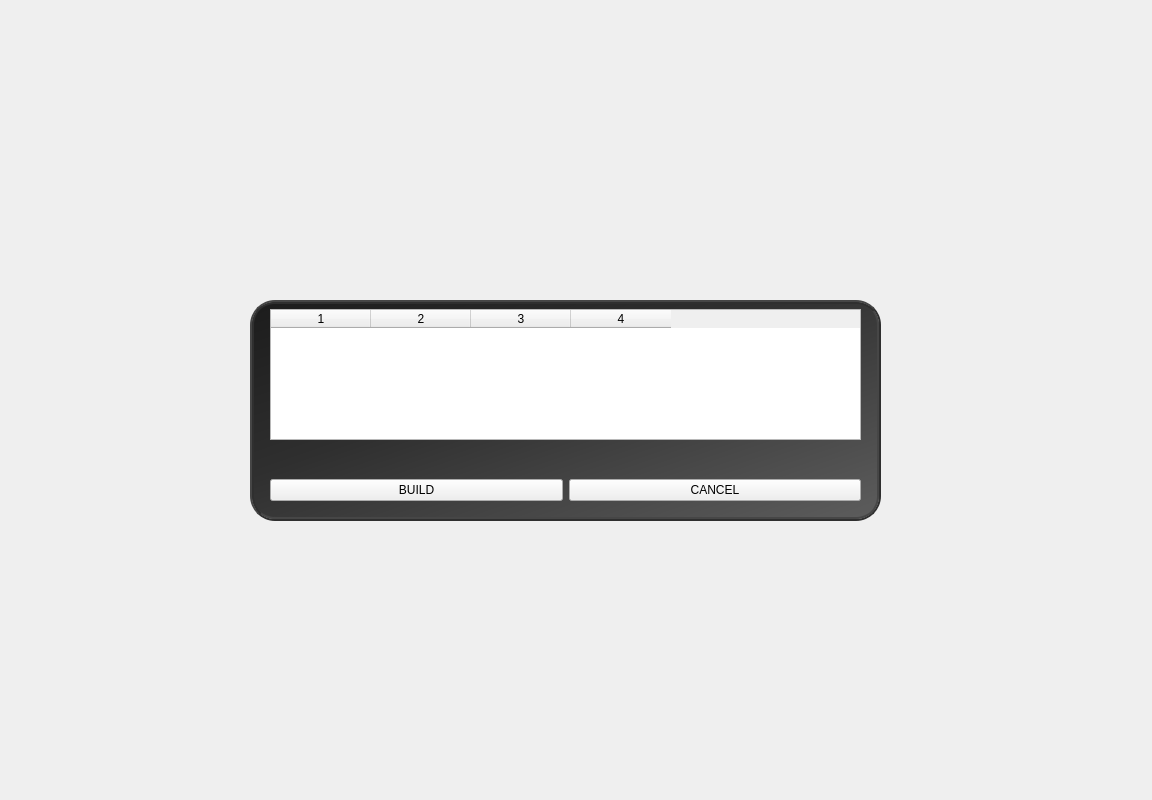
This is src/client/gui/build.ui in HqWisen/CityLord as Qt 5 draws it before an edit. The edited form follows.
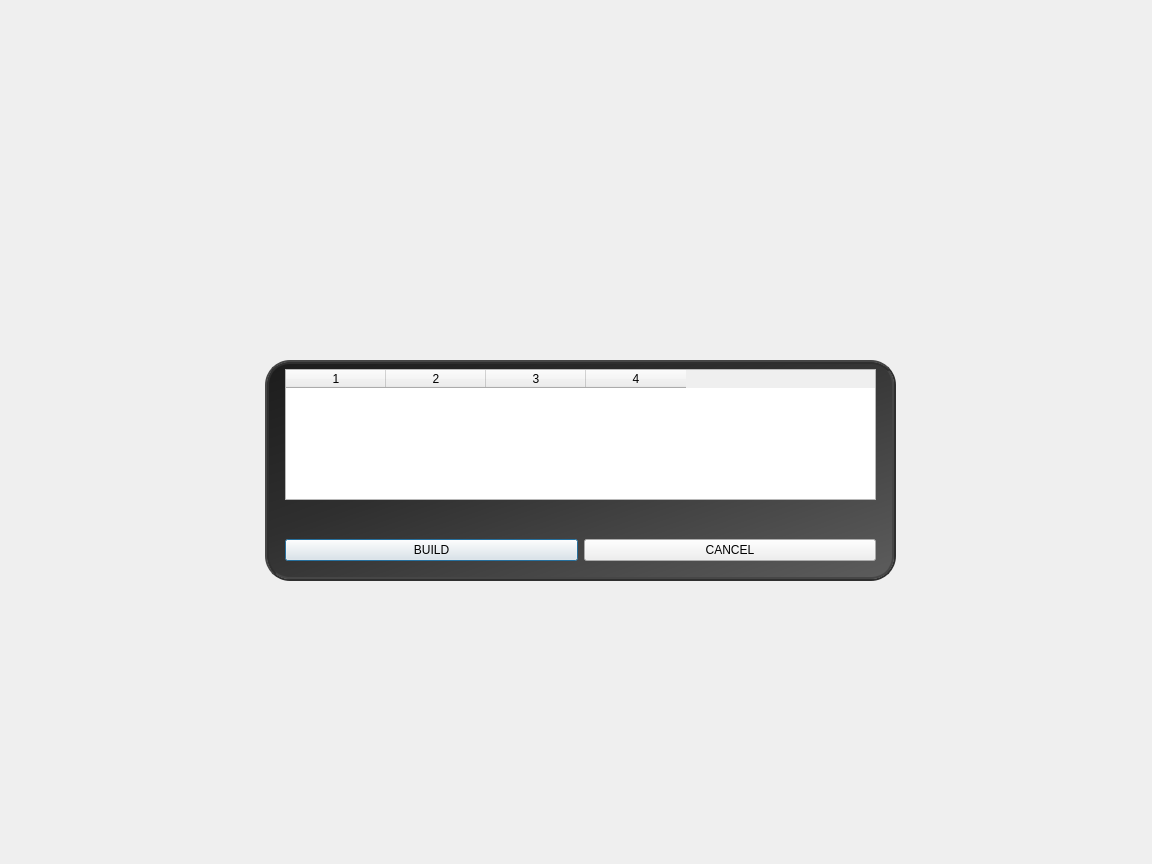
This is the edited form. Icons and pictures are not drawn.

Diff of the .ui file:
```diff
--- a/src/client/gui/build.ui
+++ b/src/client/gui/build.ui
@@ -1,13 +1,13 @@
 <?xml version="1.0" encoding="UTF-8"?>
 <ui version="4.0">
  <class>build</class>
- <widget class="QWidget" name="build">
+ <widget class="QDialog" name="build">
   <property name="geometry">
    <rect>
     <x>0</x>
     <y>0</y>
     <width>1152</width>
-    <height>800</height>
+    <height>864</height>
    </rect>
   </property>
   <property name="windowTitle">
@@ -19,29 +19,26 @@
   <widget class="QWidget" name="verticalLayoutWidget">
    <property name="geometry">
     <rect>
-     <x>0</x>
-     <y>0</y>
-     <width>1131</width>
-     <height>841</height>
+     <x>10</x>
+     <y>10</y>
+     <width>1141</width>
+     <height>851</height>
     </rect>
    </property>
-   <layout class="QGridLayout" name="gridLayout_2">
+   <layout class="QVBoxLayout" name="verticalLayout_2">
     <property name="leftMargin">
-     <number>250</number>
+     <number>255</number>
     </property>
     <property name="topMargin">
-     <number>300</number>
+     <number>350</number>
     </property>
     <property name="rightMargin">
-     <number>250</number>
+     <number>255</number>
     </property>
     <property name="bottomMargin">
-     <number>320</number>
+     <number>280</number>
     </property>
-    <property name="spacing">
-     <number>0</number>
-    </property>
-    <item row="2" column="0">
+    <item>
      <widget class="QFrame" name="frame">
       <property name="styleSheet">
        <string notr="true">#frame {border:4px ridge #2F2F2F; border-radius:25px; background-image:url(&quot;&quot;); background: qlineargradient(x1:0, y1:0, x2:1, y2:1, stop:0 #1C1C1C, stop: 0.4 #2F2F2F, stop:1 #5D5D5D)}
```
Left out of the diff: 4 changed lines with no effect on the pictures.
